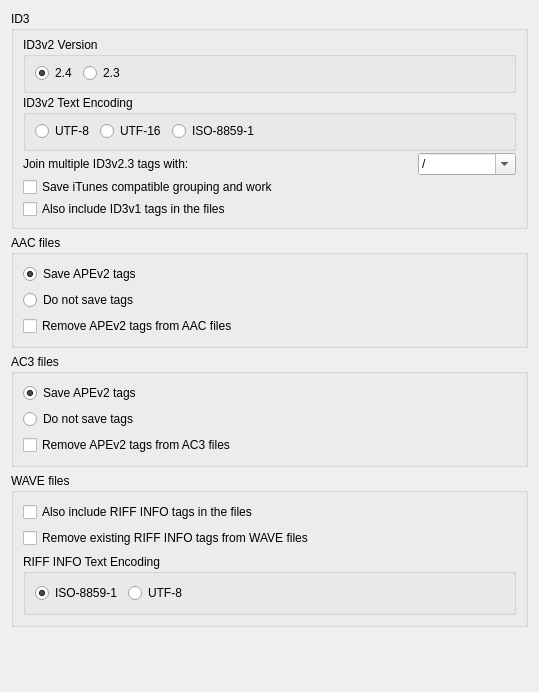
metabrainz/picard, file ui/options_tags_compatibility.ui: the form before one commit.
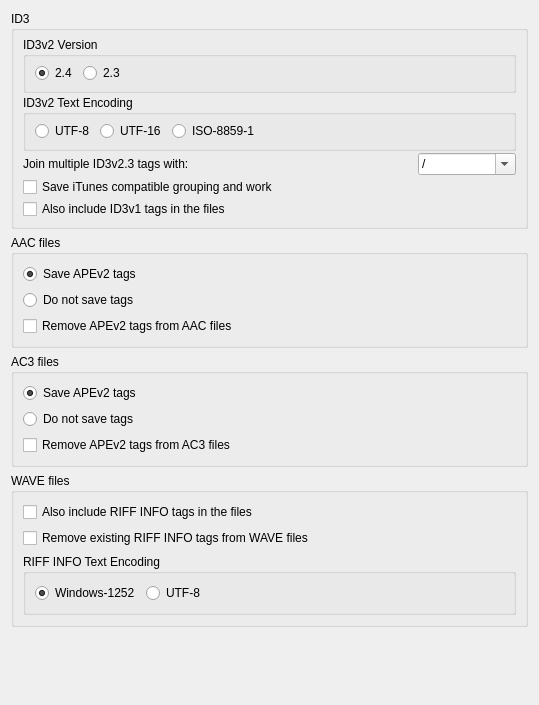
The form after the commit.

Commit message:
PICARD-1812: Use Windows-1252 for RIFF INFO by default
This provides best compatbility for Windows. Users can choose to select UTF-8 for Unicode support (e.g. supported by foobar2000).

What changed in the file:
```diff
--- a/ui/options_tags_compatibility.ui
+++ b/ui/options_tags_compatibility.ui
@@ -7,7 +7,7 @@
     <x>0</x>
     <y>0</y>
     <width>539</width>
-    <height>692</height>
+    <height>705</height>
    </rect>
   </property>
   <layout class="QVBoxLayout">
@@ -309,7 +309,7 @@
          <item>
           <widget class="QRadioButton" name="wave_riff_info_enc_iso88591">
            <property name="text">
-            <string>ISO-8859-1</string>
+            <string>Windows-1252</string>
            </property>
            <property name="checked">
             <bool>true</bool>
```
Left out of the diff: 2 changed lines with no effect on the pictures. The commit also changes 3 other files.
